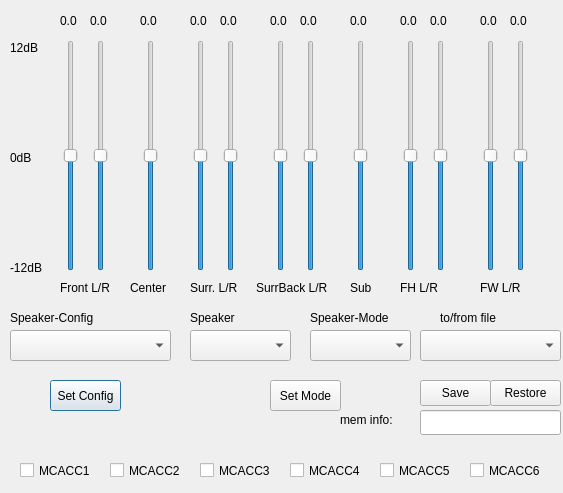
The window that loudspeakersettingsdialog.ui (AceOfSnakes/AvrPioRemote) describes before a commit, drawn with Qt 5.
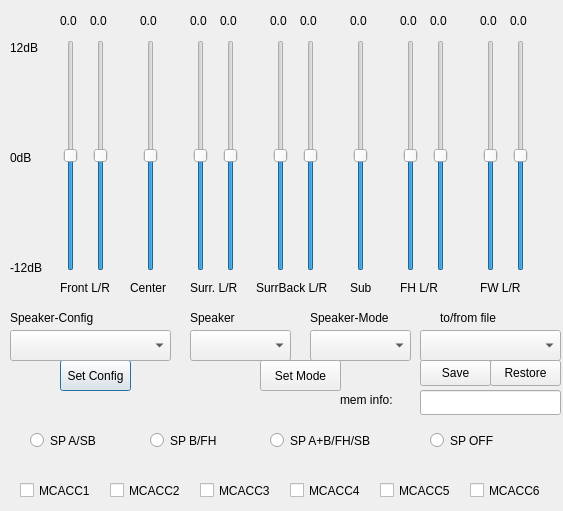
The same window after the commit.

```diff
--- a/loudspeakersettingsdialog.ui
+++ b/loudspeakersettingsdialog.ui
@@ -7,7 +7,7 @@
     <x>0</x>
     <y>0</y>
     <width>563</width>
-    <height>493</height>
+    <height>511</height>
    </rect>
   </property>
   <property name="windowTitle">
@@ -16,8 +16,8 @@
   <widget class="QPushButton" name="SetBut">
    <property name="geometry">
     <rect>
-     <x>50</x>
-     <y>380</y>
+     <x>60</x>
+     <y>360</y>
      <width>71</width>
      <height>31</height>
     </rect>
@@ -110,9 +110,9 @@
   <widget class="QPushButton" name="SetBut2">
    <property name="geometry">
     <rect>
-     <x>270</x>
-     <y>380</y>
-     <width>71</width>
+     <x>260</x>
+     <y>360</y>
+     <width>81</width>
      <height>31</height>
     </rect>
    </property>
@@ -137,7 +137,7 @@
    <property name="geometry">
     <rect>
      <x>420</x>
-     <y>380</y>
+     <y>360</y>
      <width>71</width>
      <height>26</height>
     </rect>
@@ -150,7 +150,7 @@
    <property name="geometry">
     <rect>
      <x>490</x>
-     <y>380</y>
+     <y>360</y>
      <width>71</width>
      <height>26</height>
     </rect>
@@ -749,7 +749,7 @@
    <property name="geometry">
     <rect>
      <x>340</x>
-     <y>410</y>
+     <y>390</y>
      <width>81</width>
      <height>20</height>
     </rect>
@@ -762,7 +762,7 @@
    <property name="geometry">
     <rect>
      <x>420</x>
-     <y>410</y>
+     <y>390</y>
      <width>141</width>
      <height>25</height>
     </rect>
@@ -785,7 +785,7 @@
    <property name="geometry">
     <rect>
      <x>470</x>
-     <y>460</y>
+     <y>480</y>
      <width>81</width>
      <height>21</height>
     </rect>
@@ -798,7 +798,7 @@
    <property name="geometry">
     <rect>
      <x>20</x>
-     <y>460</y>
+     <y>480</y>
      <width>81</width>
      <height>21</height>
     </rect>
@@ -811,7 +811,7 @@
    <property name="geometry">
     <rect>
      <x>380</x>
-     <y>460</y>
+     <y>480</y>
      <width>81</width>
      <height>21</height>
     </rect>
@@ -824,7 +824,7 @@
    <property name="geometry">
     <rect>
      <x>290</x>
-     <y>460</y>
+     <y>480</y>
      <width>81</width>
      <height>21</height>
     </rect>
@@ -837,7 +837,7 @@
    <property name="geometry">
     <rect>
      <x>200</x>
-     <y>460</y>
+     <y>480</y>
      <width>81</width>
      <height>21</height>
     </rect>
@@ -850,7 +850,7 @@
    <property name="geometry">
     <rect>
      <x>110</x>
-     <y>460</y>
+     <y>480</y>
      <width>81</width>
      <height>21</height>
     </rect>
@@ -859,6 +859,58 @@
     <string>MCACC2</string>
    </property>
   </widget>
+  <widget class="QRadioButton" name="spa">
+   <property name="geometry">
+    <rect>
+     <x>30</x>
+     <y>430</y>
+     <width>100</width>
+     <height>21</height>
+    </rect>
+   </property>
+   <property name="text">
+    <string>SP A/SB</string>
+   </property>
+  </widget>
+  <widget class="QRadioButton" name="spb">
+   <property name="geometry">
+    <rect>
+     <x>150</x>
+     <y>430</y>
+     <width>100</width>
+     <height>21</height>
+    </rect>
+   </property>
+   <property name="text">
+    <string>SP B/FH</string>
+   </property>
+  </widget>
+  <widget class="QRadioButton" name="spab">
+   <property name="geometry">
+    <rect>
+     <x>270</x>
+     <y>430</y>
+     <width>121</width>
+     <height>21</height>
+    </rect>
+   </property>
+   <property name="text">
+    <string>SP A+B/FH/SB</string>
+   </property>
+  </widget>
+  <widget class="QRadioButton" name="spoff">
+   <property name="geometry">
+    <rect>
+     <x>430</x>
+     <y>430</y>
+     <width>100</width>
+     <height>21</height>
+    </rect>
+   </property>
+   <property name="text">
+    <string>SP OFF</string>
+   </property>
+  </widget>
  </widget>
  <resources/>
  <connections/>
```
